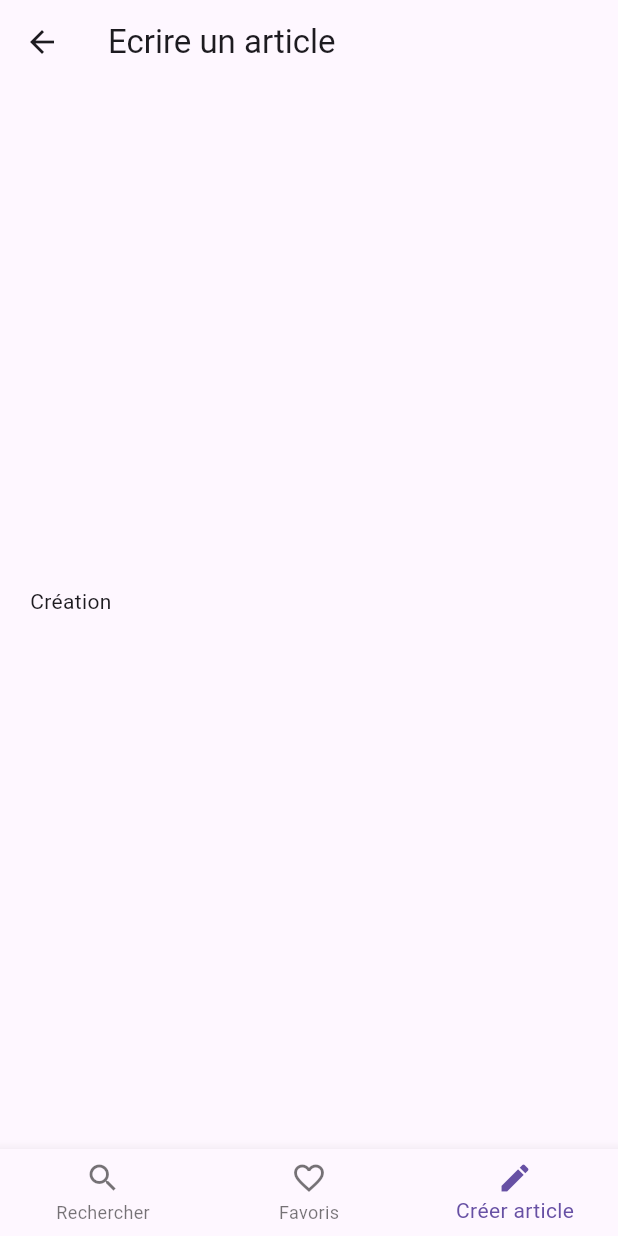
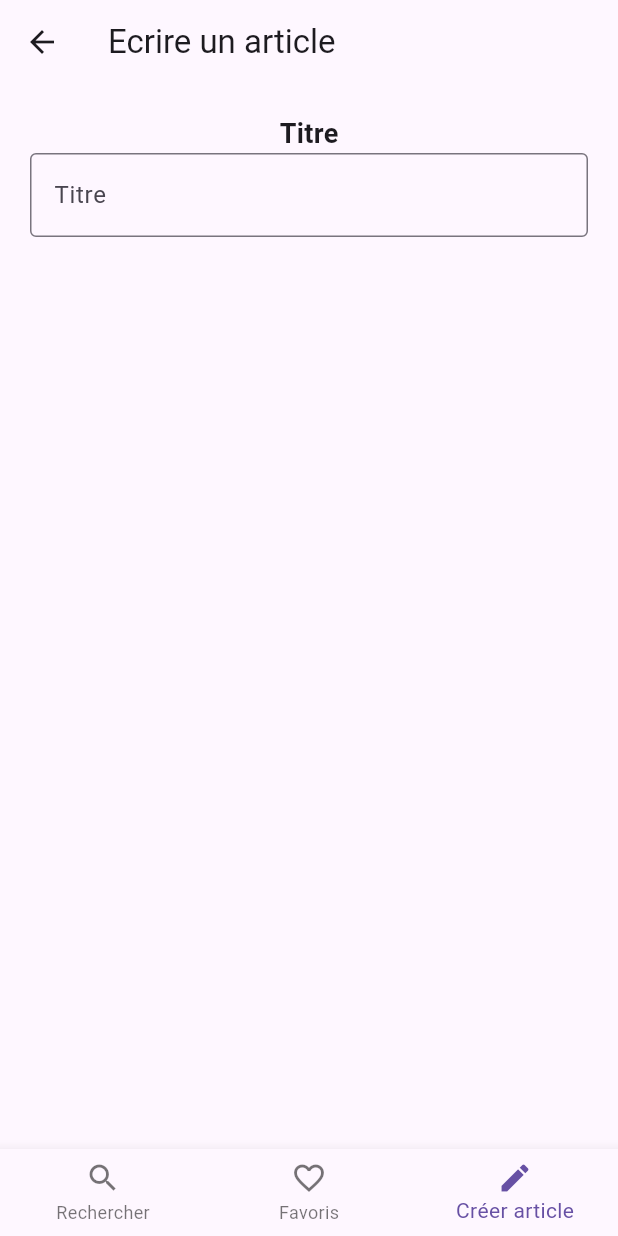
Before and after one commit to d-perreaux/EPSI_3A_flutter_chez_meme, a Flutter app: the HomePage screen opened by its route, item 3 of the bottom bar chosen, on a phone screen of 412 x 824 dp. Run offline on Flutter 3.47's test engine with Material 3 defaults, Android fonts, the phone set to English and light mode, and no system bars.

Commit message:
feat(createArticle): test

```diff
--- a/lib/pages/HomePage.dart
+++ b/lib/pages/HomePage.dart
@@ -1,6 +1,7 @@
 import 'package:chez_meme/pages/CreateArticlePage.dart';
 import 'package:chez_meme/pages/FavoritesPage.dart';
 import 'package:chez_meme/pages/SearchPage.dart';
+import 'package:chez_meme/pages/TestPage.dart';
 import 'package:flutter/material.dart';
 
 class HomePage extends StatefulWidget {
@@ -30,7 +31,7 @@ class _HomePageState extends State<HomePage> {
       body: [
         SearchPage(),
         FavoritesPage(),
-        CreateArticlePage()
+        TestPage()
       ][_currentIndex],
       bottomNavigationBar: BottomNavigationBar(
         currentIndex: _currentIndex,
--- /dev/null
+++ b/lib/pages/TestPage.dart
@@ -0,0 +1,33 @@
+import 'package:flutter/material.dart';
+
+class TestPage extends StatefulWidget {
+  const TestPage({super.key});
+
+  @override
+  State<TestPage> createState() => _TestPageState();
+}
+
+class _TestPageState extends State<TestPage> {
+  @override
+  Widget build(BuildContext context) {
+    return Material(
+      child: Container(
+        margin: EdgeInsetsDirectional.only(start: 20, top: 20, end: 20),
+        child: Form(
+          child: Column(
+            children: [
+              Text('Titre', style: TextStyle(fontSize: 18, fontWeight: FontWeight.bold)),
+              TextFormField(
+                decoration: InputDecoration(
+                  labelText: 'Titre',
+                  hintText: 'Titre de la page',
+                  border: OutlineInputBorder()
+                ),
+              )
+            ],
+          )
+            ),
+      )
+    );
+  }
+}
```
Also changed, not shown: lib/pages/CreateArticlePage.dart (+49 -6 lines), 1 other file.
